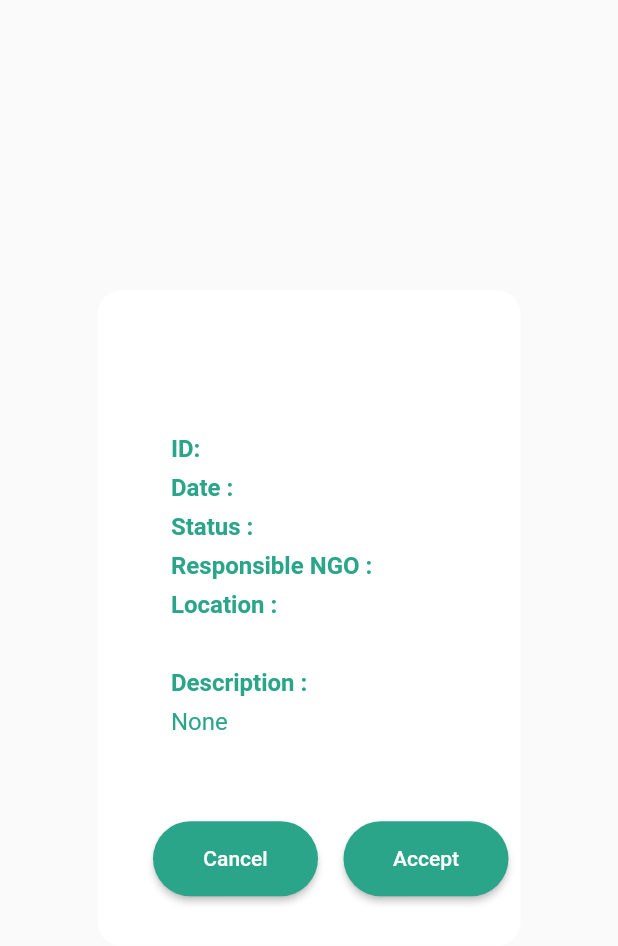
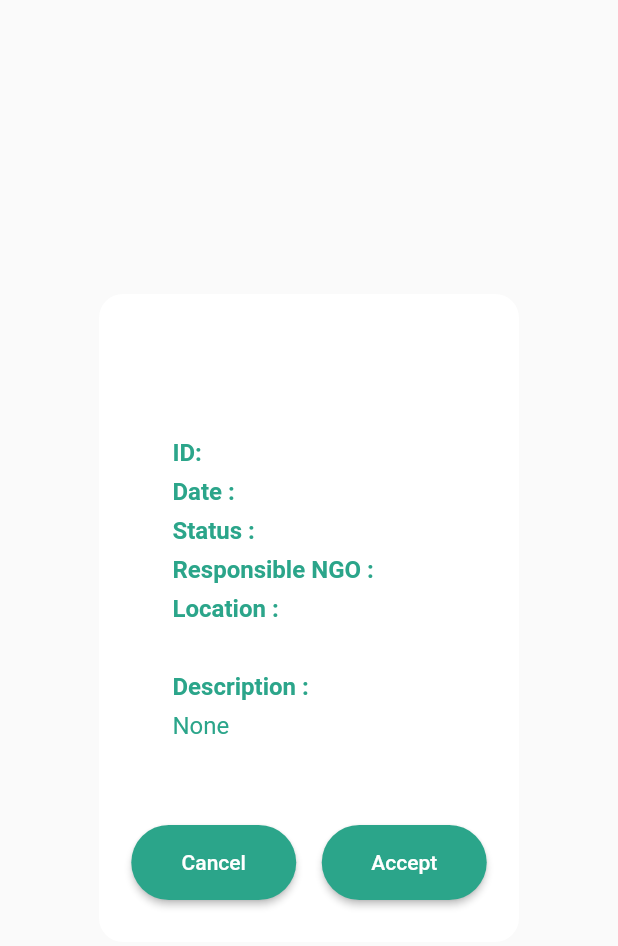
Before and after one commit to kodchapong1295/TrashHubApplication, a Flutter app: the CustomeDialog widget shown alone on an empty page, opened directly with empty values, on a phone screen of 412 x 824 dp. Shown: the top 946 px of the screen. Run offline on Flutter 3.47's test engine with Material 2 defaults, Android fonts, the phone set to English and light mode, and no system bars; our stand-ins replace carousel_slider, cloud_firestore, firebase_auth, firebase_core, firebase_storage, image_picker; missing offline and left inert: google_maps_flutter_platform_interface, google_maps_place_picker; accounts and stored records are empty.

Commit message:
[FIX] buttons are not center in customDialog

```diff
--- a/lib/components/ViewReport/CustomDialog.dart
+++ b/lib/components/ViewReport/CustomDialog.dart
@@ -12,6 +12,7 @@ class CustomeDialog extends StatelessWidget {
   final String topic, title, description, button, location, date;
   final Function refreshScreen;
   final String no;
+  final horizontalPadding = 85;
 
   CustomeDialog(
       {this.topic,
@@ -178,16 +179,15 @@ class CustomeDialog extends StatelessWidget {
           // ])
         ],
       ),
+      // actionsPadding: EdgeInsets.only(
+      //     right: MediaQuery.of(context).size.width / 2 - horizontalPadding * 2),
       actions: [
-        Row(
-          crossAxisAlignment: CrossAxisAlignment.start,
+        Padding(
+          padding: const EdgeInsets.only(bottom: 20),
+          child: Row(
+            mainAxisAlignment: MainAxisAlignment.center,
             children: [
-            Padding(
-              padding: const EdgeInsets.only(left: 29, bottom: 25),
-              child: Row(
-                children: [
-                  Center(
-                    child: Container(
+              Container(
                 width: 110,
                 child: RoundedButton(
                   title: "Cancel",
@@ -199,12 +199,10 @@ class CustomeDialog extends StatelessWidget {
                   },
                 ),
               ),
-                  ),
               SizedBox(
                 width: 17,
               ),
-                  Center(
-                    child: Container(
+              Container(
                 width: 110,
                 child: RoundedButton(
                   title: "Accept",
@@ -225,11 +223,8 @@ class CustomeDialog extends StatelessWidget {
                   },
                 ),
               ),
-                  ),
             ],
           ),
-            ),
-          ],
         ),
       ],
     );
--- a/lib/components/ViewReport/DialogShowOngoing.dart
+++ b/lib/components/ViewReport/DialogShowOngoing.dart
@@ -199,7 +199,7 @@ class DialogShowOngoing extends StatelessWidget {
       actions: [
         Container(
           margin: EdgeInsets.symmetric(vertical: 10, horizontal: 10),
-          width: 110,
+          width: 120,
           child: RoundedButton(
             title: "Complete",
             btnColor: kPrimaryColor,
--- a/lib/main.dart
+++ b/lib/main.dart
@@ -39,6 +39,9 @@ class _MyAppState extends State<MyApp> {
           title: 'Flutter Demo',
           theme: ThemeData(
             fontFamily: 'Open Sans',
+            buttonBarTheme: ButtonBarThemeData(
+              alignment: MainAxisAlignment.center,
+            ),
             primaryColor: Colors.white,
             textTheme: TextTheme(
               headline1: TextStyle(
```
Lines whose indentation alone changed are shown as unchanged.
